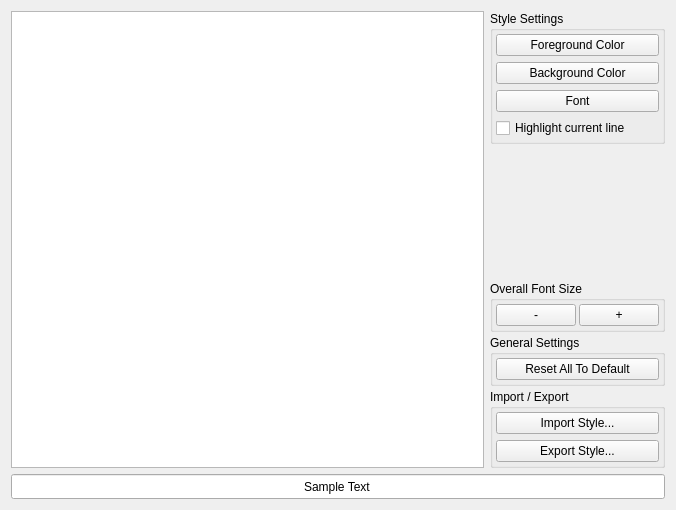
Above: Qitom/ui/widgetPropEditorStyles.ui from itom-project/itom before the change. Below: the same form after it.
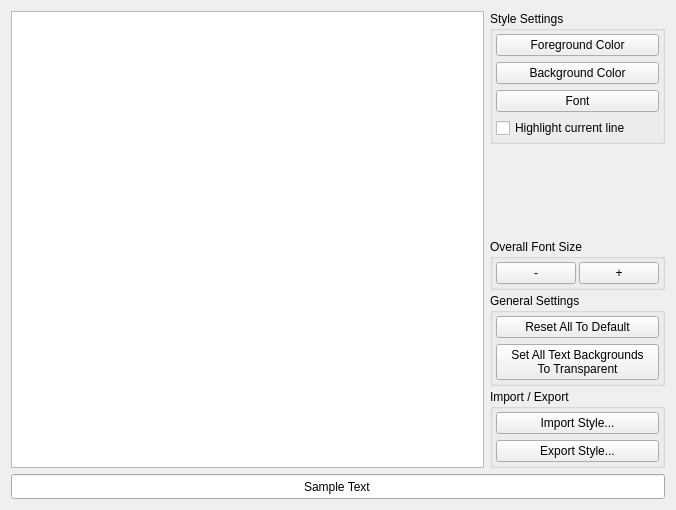
That is the form after the change. Custom widgets are drawn as their Qt base class.

Commit message: codeEditor styles: fix in long-line background style; many background colors can now have an alpha value; possible to set all background colors of text styles to transparent (paper background color is used instead)

Diff of the .ui file:
```diff
--- a/Qitom/ui/widgetPropEditorStyles.ui
+++ b/Qitom/ui/widgetPropEditorStyles.ui
@@ -215,6 +215,14 @@
           </property>
          </widget>
         </item>
+        <item>
+         <widget class="QPushButton" name="btnTextBackgroundsTransparent">
+          <property name="text">
+           <string>Set All Text Backgrounds
+To Transparent</string>
+          </property>
+         </widget>
+        </item>
        </layout>
       </widget>
      </item>
```
Left out of the diff: 3 changed lines with no effect on the pictures. The commit also changes 5 other files.
